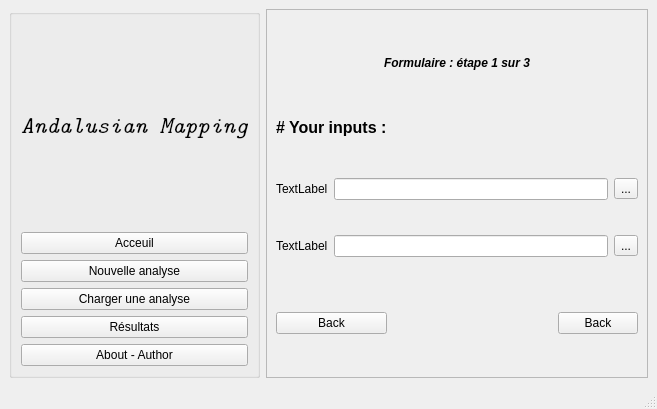
JulietteGeoffray/ProjetS2, file Code/Interface Graphique/main.ui: the form before one commit.
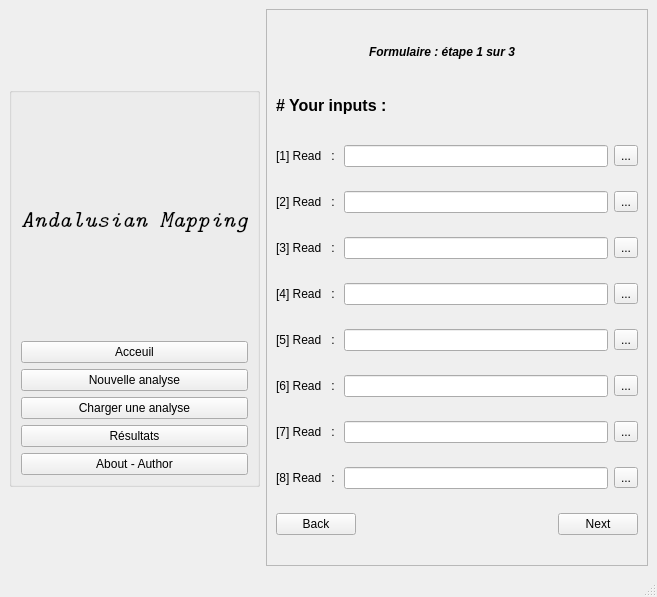
The form after the commit.

Patch:
```diff
--- a/Code/Interface Graphique/main.ui
+++ b/Code/Interface Graphique/main.ui
@@ -7,7 +7,7 @@
     <x>0</x>
     <y>0</y>
     <width>657</width>
-    <height>409</height>
+    <height>597</height>
    </rect>
   </property>
   <property name="windowTitle">
@@ -96,7 +96,7 @@
       </layout>
      </widget>
     </item>
-    <item row="0" column="1">
+    <item row="0" column="2">
      <widget class="QScrollArea" name="scrollArea">
       <property name="widgetResizable">
        <bool>true</bool>
@@ -107,11 +107,24 @@
          <x>0</x>
          <y>0</y>
          <width>377</width>
-         <height>342</height>
+         <height>530</height>
         </rect>
        </property>
        <layout class="QGridLayout" name="gridLayout_3">
-        <item row="1" column="0">
+        <item row="0" column="0" colspan="2">
+         <widget class="QLabel" name="label_etape1">
+          <property name="maximumSize">
+           <size>
+            <width>16777215</width>
+            <height>30</height>
+           </size>
+          </property>
+          <property name="text">
+           <string>&lt;html&gt;&lt;head/&gt;&lt;body&gt;&lt;p align=&quot;center&quot;&gt;&lt;span style=&quot; font-weight:600; font-style:italic;&quot;&gt;Formulaire : étape 1 sur 3&lt;/span&gt;&lt;/p&gt;&lt;/body&gt;&lt;/html&gt;</string>
+          </property>
+         </widget>
+        </item>
+        <item row="1" column="0" colspan="2">
          <widget class="QLabel" name="label_titre_2">
           <property name="maximumSize">
            <size>
@@ -124,40 +137,12 @@
           </property>
          </widget>
         </item>
-        <item row="5" column="0">
-         <widget class="QPushButton" name="pushButton">
-          <property name="text">
-           <string>Back</string>
-          </property>
-         </widget>
-        </item>
-        <item row="3" column="0" colspan="3">
-         <layout class="QHBoxLayout" name="horizontalLayout_2">
-          <item>
-           <widget class="QLabel" name="label_2">
-            <property name="text">
-             <string>TextLabel</string>
-            </property>
-           </widget>
-          </item>
-          <item>
-           <widget class="QLineEdit" name="lineEdit_2"/>
-          </item>
-          <item>
-           <widget class="QToolButton" name="toolButton_2">
-            <property name="text">
-             <string>...</string>
-            </property>
-           </widget>
-          </item>
-         </layout>
-        </item>
         <item row="2" column="0" colspan="3">
          <layout class="QHBoxLayout" name="horizontalLayout">
           <item>
            <widget class="QLabel" name="label">
             <property name="text">
-             <string>TextLabel</string>
+             <string>[1] Read   : </string>
             </property>
            </widget>
           </item>
@@ -173,57 +158,185 @@
           </item>
          </layout>
         </item>
-        <item row="0" column="0" colspan="3">
-         <widget class="QLabel" name="label_etape1">
-          <property name="maximumSize">
-           <size>
-            <width>16777215</width>
-            <height>30</height>
-           </size>
+        <item row="3" column="0">
+         <widget class="QLabel" name="label_r2">
+          <property name="text">
+           <string>[2] Read   : </string>
           </property>
+         </widget>
+        </item>
+        <item row="3" column="1">
+         <widget class="QLineEdit" name="lineEdit_r2"/>
+        </item>
+        <item row="3" column="2">
+         <widget class="QToolButton" name="toolButton_r2">
           <property name="text">
-           <string>&lt;html&gt;&lt;head/&gt;&lt;body&gt;&lt;p align=&quot;center&quot;&gt;&lt;span style=&quot; font-weight:600; font-style:italic;&quot;&gt;Formulaire : étape 1 sur 3&lt;/span&gt;&lt;/p&gt;&lt;/body&gt;&lt;/html&gt;</string>
+           <string>...</string>
           </property>
          </widget>
         </item>
         <item row="4" column="0" colspan="3">
-         <spacer name="horizontalSpacer">
-          <property name="orientation">
-           <enum>Qt::Horizontal</enum>
-          </property>
-          <property name="sizeHint" stdset="0">
-           <size>
-            <width>356</width>
-            <height>20</height>
-           </size>
-          </property>
-         </spacer>
+         <layout class="QHBoxLayout" name="horizontalLayout_2">
+          <item>
+           <widget class="QLabel" name="label_r3">
+            <property name="text">
+             <string>[3] Read   : </string>
+            </property>
+           </widget>
+          </item>
+          <item>
+           <widget class="QLineEdit" name="lineEdit_r3"/>
+          </item>
+          <item>
+           <widget class="QToolButton" name="toolButton_r3">
+            <property name="text">
+             <string>...</string>
+            </property>
+           </widget>
+          </item>
+         </layout>
         </item>
-        <item row="5" column="2">
-         <widget class="QPushButton" name="pushButton_next1">
-          <property name="maximumSize">
-           <size>
-            <width>80</width>
-            <height>16777215</height>
-           </size>
-          </property>
-          <property name="text">
-           <string>Back</string>
-          </property>
-         </widget>
+        <item row="5" column="0" colspan="3">
+         <layout class="QHBoxLayout" name="horizontalLayout_4">
+          <item>
+           <widget class="QLabel" name="label_r4">
+            <property name="text">
+             <string>[4] Read   : </string>
+            </property>
+           </widget>
+          </item>
+          <item>
+           <widget class="QLineEdit" name="lineEdit_r4"/>
+          </item>
+          <item>
+           <widget class="QToolButton" name="toolButton_r4">
+            <property name="text">
+             <string>...</string>
+            </property>
+           </widget>
+          </item>
+         </layout>
         </item>
-        <item row="5" column="1">
-         <spacer name="horizontalSpacer_2">
-          <property name="orientation">
-           <enum>Qt::Horizontal</enum>
-          </property>
-          <property name="sizeHint" stdset="0">
-           <size>
-            <width>40</width>
-            <height>20</height>
-           </size>
-          </property>
-         </spacer>
+        <item row="6" column="0" colspan="3">
+         <layout class="QHBoxLayout" name="horizontalLayout_5">
+          <item>
+           <widget class="QLabel" name="label_r5">
+            <property name="text">
+             <string>[5] Read   : </string>
+            </property>
+           </widget>
+          </item>
+          <item>
+           <widget class="QLineEdit" name="lineEdit_r5"/>
+          </item>
+          <item>
+           <widget class="QToolButton" name="toolButton_r5">
+            <property name="text">
+             <string>...</string>
+            </property>
+           </widget>
+          </item>
+         </layout>
+        </item>
+        <item row="7" column="0" colspan="3">
+         <layout class="QHBoxLayout" name="horizontalLayout_6">
+          <item>
+           <widget class="QLabel" name="label_r6">
+            <property name="text">
+             <string>[6] Read   : </string>
+            </property>
+           </widget>
+          </item>
+          <item>
+           <widget class="QLineEdit" name="lineEdit_r6"/>
+          </item>
+          <item>
+           <widget class="QToolButton" name="toolButton_r6">
+            <property name="text">
+             <string>...</string>
+            </property>
+           </widget>
+          </item>
+         </layout>
+        </item>
+        <item row="8" column="0" colspan="3">
+         <layout class="QHBoxLayout" name="horizontalLayout_7">
+          <item>
+           <widget class="QLabel" name="label_r7">
+            <property name="text">
+             <string>[7] Read   : </string>
+            </property>
+           </widget>
+          </item>
+          <item>
+           <widget class="QLineEdit" name="lineEdit_r7"/>
+          </item>
+          <item>
+           <widget class="QToolButton" name="toolButton_r7">
+            <property name="text">
+             <string>...</string>
+            </property>
+           </widget>
+          </item>
+         </layout>
+        </item>
+        <item row="9" column="0" colspan="3">
+         <layout class="QHBoxLayout" name="horizontalLayout_8">
+          <item>
+           <widget class="QLabel" name="label_r8">
+            <property name="text">
+             <string>[8] Read   : </string>
+            </property>
+           </widget>
+          </item>
+          <item>
+           <widget class="QLineEdit" name="lineEdit_r8"/>
+          </item>
+          <item>
+           <widget class="QToolButton" name="toolButton_r8">
+            <property name="text">
+             <string>...</string>
+            </property>
+           </widget>
+          </item>
+         </layout>
+        </item>
+        <item row="10" column="0" colspan="3">
+         <layout class="QHBoxLayout" name="horizontalLayout_3">
+          <item>
+           <widget class="QPushButton" name="pushButton">
+            <property name="text">
+             <string>Back</string>
+            </property>
+           </widget>
+          </item>
+          <item>
+           <spacer name="horizontalSpacer_2">
+            <property name="orientation">
+             <enum>Qt::Horizontal</enum>
+            </property>
+            <property name="sizeHint" stdset="0">
+             <size>
+              <width>40</width>
+              <height>20</height>
+             </size>
+            </property>
+           </spacer>
+          </item>
+          <item>
+           <widget class="QPushButton" name="pushButton_next_">
+            <property name="maximumSize">
+             <size>
+              <width>16777215</width>
+              <height>16777215</height>
+             </size>
+            </property>
+            <property name="text">
+             <string>Next</string>
+            </property>
+           </widget>
+          </item>
+         </layout>
         </item>
        </layout>
       </widget>
```
Left out of the diff: 48 changed lines with no effect on the pictures.
